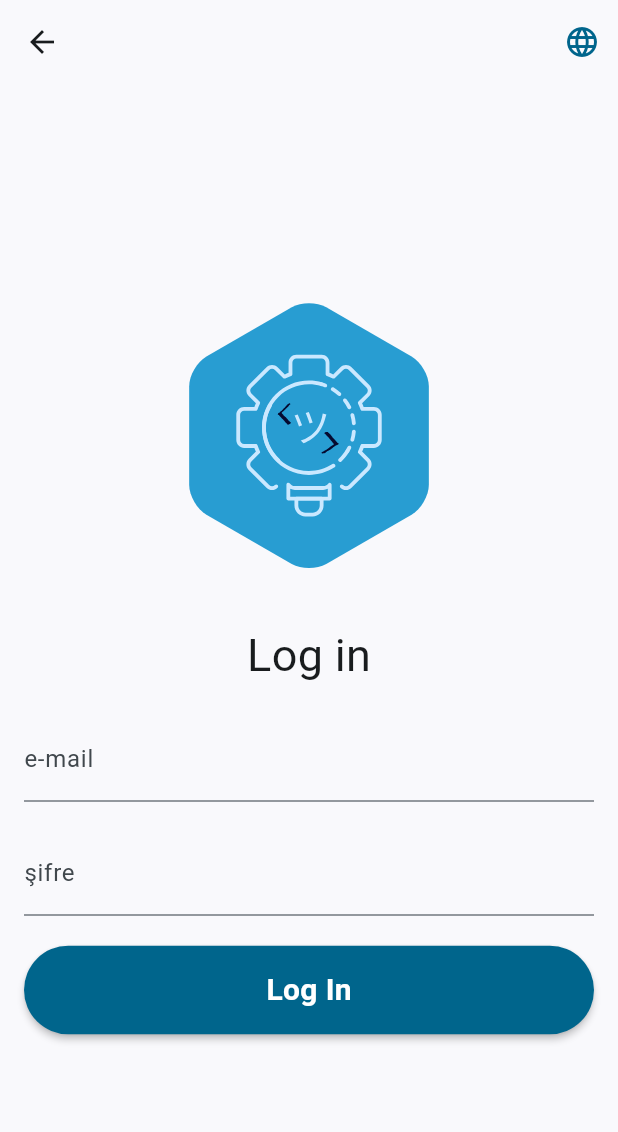
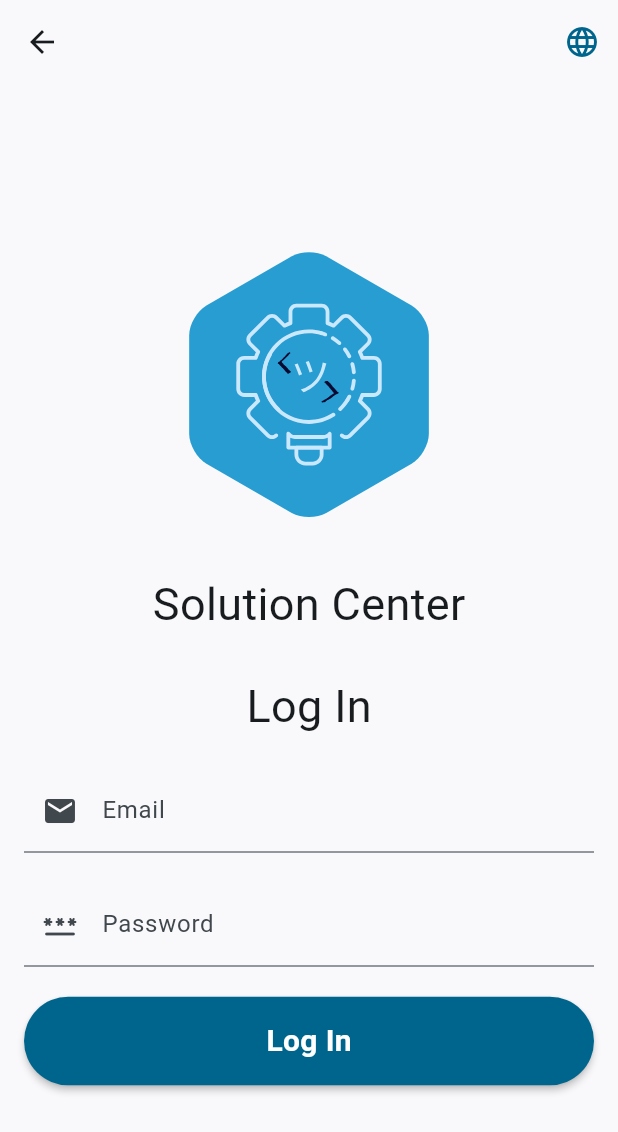
Before and after one commit to Malsaeed276/Soltion-Center, a Flutter app: the SignIn screen opened by its route, on a phone screen of 412 x 824 dp. Shown: the top 1132 px of the screen. Run offline on Flutter 3.47's test engine with Material 2 defaults, Android fonts, the phone set to English and light mode, and no system bars; our stand-ins replace cloud_firestore, connectivity_plus, firebase_auth, firebase_core, hive_flutter; accounts and stored records are empty.

Commit message:
Update sign_in.dart

```diff
--- a/soltion_center/lib/view/login/sign_in.dart
+++ b/soltion_center/lib/view/login/sign_in.dart
@@ -1,7 +1,9 @@
 import 'package:provider/provider.dart';
 import 'package:soltion_center/controllers/localization_controller.dart';
+import 'package:soltion_center/units/theme.dart';
 import 'package:flutter/material.dart';
 import 'package:soltion_center/units/logo.dart';
+
 
 class SignIn extends StatelessWidget {
   final TextEditingController emailController = TextEditingController();
@@ -13,7 +15,7 @@ class SignIn extends StatelessWidget {
   Widget build(BuildContext context) {
 
     final theme = Theme.of(context);
-
+    final lang = Provider.of<LocalizationController>(context, listen: true).getLanguage();
     return Scaffold(
       appBar: AppBar(
         backgroundColor: Colors.transparent,
@@ -41,18 +43,29 @@ class SignIn extends StatelessWidget {
                 const SizedBox(
                   height: 25,
                 ),
-                const Text("Log in", style: TextStyle(fontSize: 30),),
+                const Text('Solution Center', style: TextStyle(fontSize: 30),),
                 const SizedBox(
-                  height: 20,
+                  height: 25,
                 ),
-                TextFormField(decoration: const InputDecoration(labelText: 'e-mail', hintText: 'e-mailinizi giriniz'),
-                controller: emailController,
-                ),
+                Text(lang.login!, style: const TextStyle(fontSize: 30),),
                 const SizedBox(
                   height: 20,
                 ),
                 TextFormField(
-                  decoration: const InputDecoration(labelText: 'şifre', hintText: 'şifrenizi giriniz'),
+                  decoration: InputDecoration(
+                    prefixIcon:const Icon(Icons.mail),
+                    labelText: lang.email,
+                    hintText: lang.enterYourEmail),
+                  controller: emailController),
+                const SizedBox(
+                  height: 20,
+                ),
+                TextFormField(
+                  decoration: InputDecoration(
+                    prefixIcon:const Icon(Icons.password_rounded),
+                    labelText: lang.password,
+                    hintText: lang.enterYourPassword,
+                     ),
                   controller: passwordController),
                 const SizedBox(
                   height: 20,
@@ -68,7 +81,7 @@ class SignIn extends StatelessWidget {
 
                           },
                   child: Text(
-                    "Log In",
+                    lang.login!,
                     style: TextStyle(
                       color: theme.colorScheme.onPrimary,
                       fontSize: 20,
@@ -83,3 +96,8 @@ class SignIn extends StatelessWidget {
         );
 }
 }
+      )
+      ,
+        );
+}
+}
```
